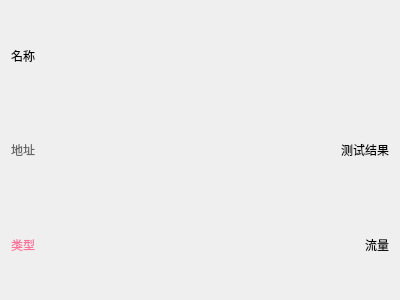
The window that ui/widget/ProxyItem.ui (MatsuriDayo/nekoray) describes before a commit, drawn with Qt 5.
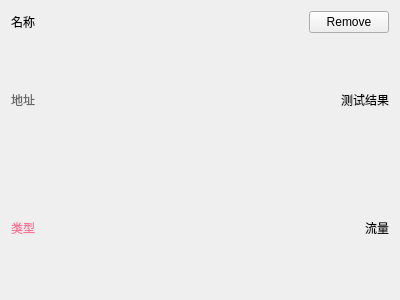
The same window after the commit.

```diff
--- a/ui/widget/ProxyItem.ui
+++ b/ui/widget/ProxyItem.ui
@@ -21,11 +21,28 @@
   </property>
   <layout class="QVBoxLayout" name="verticalLayout_2">
    <item>
+    <layout class="QHBoxLayout" name="horizontalLayout_3">
+     <item>
     <widget class="QLabel" name="name">
      <property name="text">
       <string notr="true">名称</string>
      </property>
     </widget>
+     </item>
+     <item>
+      <widget class="QPushButton" name="remove">
+       <property name="sizePolicy">
+        <sizepolicy hsizetype="Maximum" vsizetype="Fixed">
+         <horstretch>0</horstretch>
+         <verstretch>0</verstretch>
+        </sizepolicy>
+       </property>
+       <property name="text">
+        <string>Remove</string>
+       </property>
+      </widget>
+     </item>
+    </layout>
    </item>
    <item>
     <layout class="QHBoxLayout" name="horizontalLayout">
```
Lines whose indentation alone changed are shown as unchanged.
